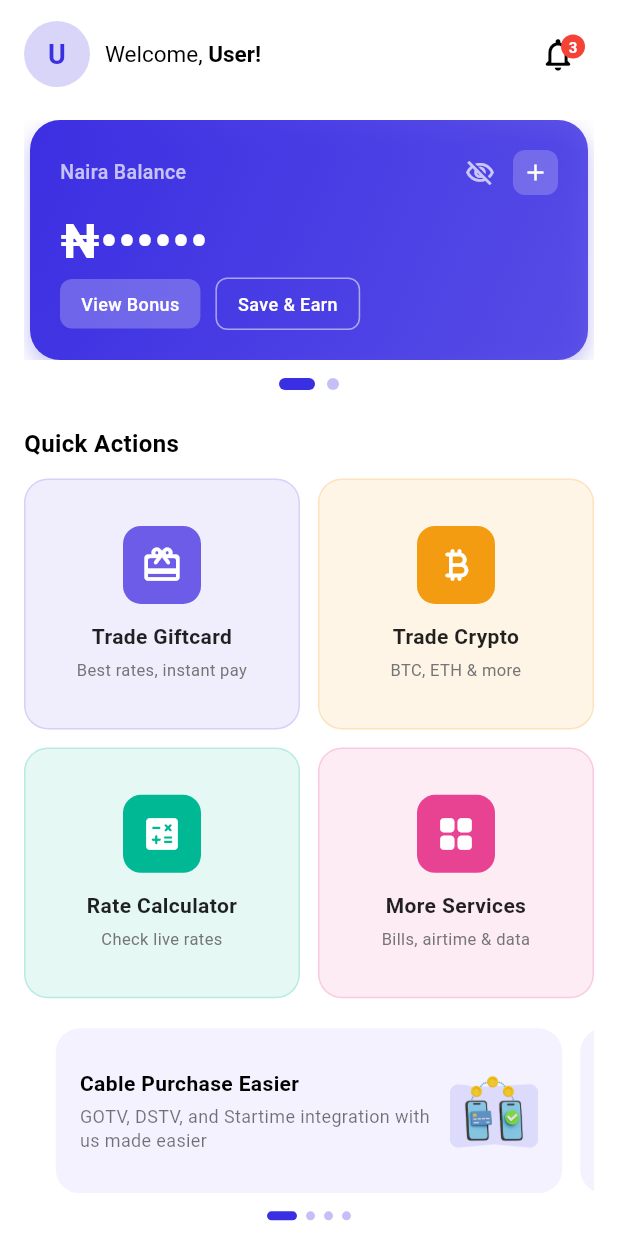
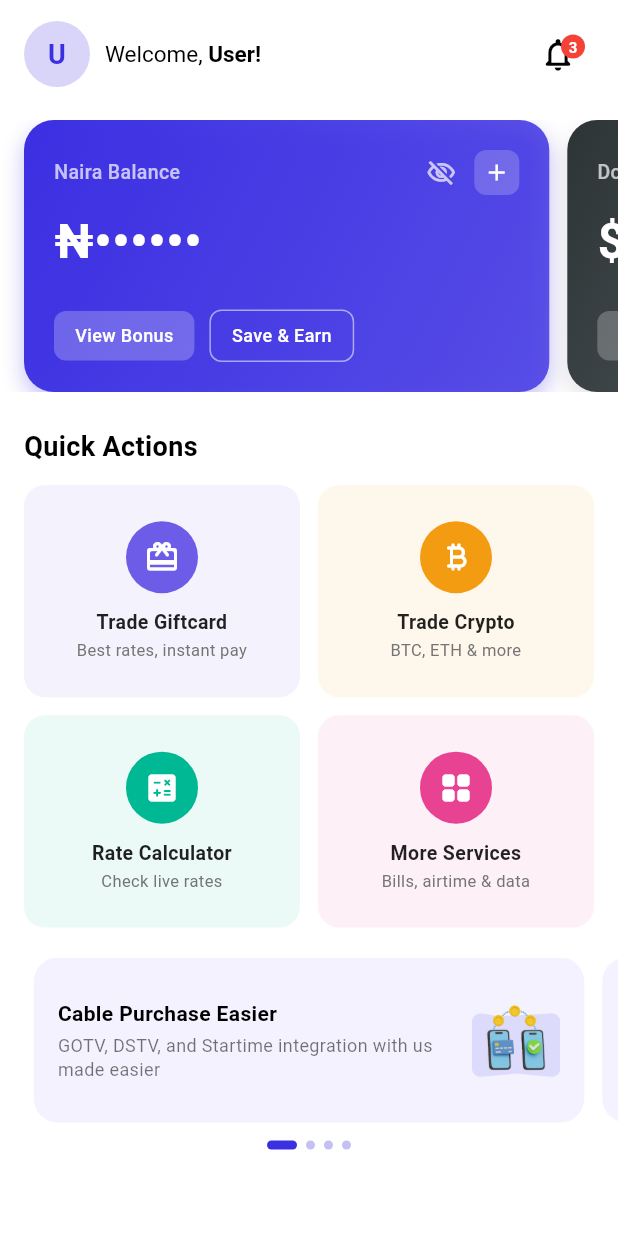
Before and after one commit to vickztrader-eziplug/eziplug-mobile, a Flutter app: the HomeScreen screen opened by its route, on a phone screen of 412 x 824 dp. Run offline on Flutter 3.47's test engine with Material 3 defaults, Android fonts, the phone set to English and light mode, and no system bars; our stand-ins replace dio, file_picker, flutter_contacts, flutter_secure_storage, fluttertoast, font_awesome_flutter and 4 more; accounts and stored records are empty; network calls fail; statements that could not run were skipped.

Commit message:
rebuild release app

```diff
--- a/lib/screens/home/home_screen.dart
+++ b/lib/screens/home/home_screen.dart
@@ -197,15 +197,14 @@ class _HomeScreenState extends State<HomeScreen> {
           backgroundColor: Colors.white,
           child: SingleChildScrollView(
             physics: const AlwaysScrollableScrollPhysics(),
-            padding: EdgeInsets.symmetric(
-              horizontal: 16,
-              vertical: 12,
-            ),
+            padding: const EdgeInsets.only(top: 12, bottom: 12),
             child: Column(
               crossAxisAlignment: CrossAxisAlignment.start,
               children: [
                 // Header Row
-                Row(
+                Padding(
+                  padding: const EdgeInsets.symmetric(horizontal: 16),
+                  child: Row(
                     mainAxisAlignment: MainAxisAlignment.spaceBetween,
                     children: [
                       Flexible(
@@ -300,10 +299,11 @@ class _HomeScreenState extends State<HomeScreen> {
                       ),
                     ],
                   ),
+                ),
 
                 const SizedBox(height: 20),
 
-                // Balance Cards - Full Width, Swipeable
+                // Balance Cards - Horizontal Scroll (Old Design Style)
                 _isLoadingUserData
                     ? const Center(
                         child: Padding(
@@ -313,17 +313,11 @@ class _HomeScreenState extends State<HomeScreen> {
                           ),
                         ),
                       )
-                    : Column(
-                        children: [
-                          SizedBox(
-                            height: 160,
-                            child: PageView(
-                              controller: _walletPageController,
-                              onPageChanged: (index) {
-                                setState(() {
-                                  _currentWalletPage = index;
-                                });
-                              },
+                    : SizedBox(
+                        height: MediaQuery.of(context).size.height * 0.22,
+                        child: ListView(
+                          scrollDirection: Axis.horizontal,
+                          padding: const EdgeInsets.symmetric(horizontal: 16),
                           children: [
                             _balanceCard(
                               context,
@@ -331,6 +325,7 @@ class _HomeScreenState extends State<HomeScreen> {
                               currencyLabel: 'Naira Balance',
                               balance: _formatBalance(_walletNaira),
                             ),
+                            const SizedBox(width: 12),
                             _balanceCard(
                               context,
                               currency: '\$',
@@ -340,49 +335,33 @@ class _HomeScreenState extends State<HomeScreen> {
                           ],
                         ),
                       ),
-                          const SizedBox(height: 12),
-                          // Wallet Indicator Dots
-                          Row(
-                            mainAxisAlignment: MainAxisAlignment.center,
-                            children: List.generate(
-                              2,
-                              (index) => Container(
-                                margin: const EdgeInsets.symmetric(horizontal: 4),
-                                width: _currentWalletPage == index ? 24 : 8,
-                                height: 8,
-                                decoration: BoxDecoration(
-                                  color: _currentWalletPage == index
-                                      ? AppColors.primary
-                                      : AppColors.primary.withOpacity(0.3),
-                                  borderRadius: BorderRadius.circular(4),
-                                ),
-                              ),
-                            ),
-                          ),
-                        ],
-                      ),
 
                 const SizedBox(height: 24),
 
-                const Text(
+                Padding(
+                  padding: const EdgeInsets.symmetric(horizontal: 16),
+                  child: const Text(
                     'Quick Actions',
                     style: TextStyle(
-                    fontSize: 16,
-                    fontWeight: FontWeight.w600,
+                      fontSize: 18,
+                      fontWeight: FontWeight.bold,
                       color: Colors.black,
+                    ),
                   ),
                 ),
 
                 const SizedBox(height: 12),
 
                 // Quick Actions Grid - 2 per row, larger cards
-                GridView.count(
+                Padding(
+                  padding: const EdgeInsets.symmetric(horizontal: 16),
+                  child: GridView.count(
                     shrinkWrap: true,
                     physics: const NeverScrollableScrollPhysics(),
                     crossAxisCount: 2,
                     crossAxisSpacing: 12,
                     mainAxisSpacing: 12,
-                  childAspectRatio: 1.1,
+                    childAspectRatio: 1.3,
                     children: [
                     _quickActionCard(
                       context,
@@ -417,6 +396,7 @@ class _HomeScreenState extends State<HomeScreen> {
                       destination: const MoreServicesScreen(),
                     ),
                     ],
+                  ),
                 ),
 
                 const SizedBox(height: 20),
@@ -485,7 +465,7 @@ class _HomeScreenState extends State<HomeScreen> {
         );
   }
 
-  /// New Quick Action Card - larger, more appealing
+  /// Quick Action Card - Old layout style with modern colors
   Widget _quickActionCard(
     BuildContext context, {
     required IconData icon,
@@ -502,47 +482,47 @@ class _HomeScreenState extends State<HomeScreen> {
         );
       },
       child: Container(
-        padding: const EdgeInsets.all(16),
+        padding: const EdgeInsets.symmetric(horizontal: 12, vertical: 14),
         decoration: BoxDecoration(
-          color: color.withOpacity(0.1),
-          borderRadius: BorderRadius.circular(16),
-          border: Border.all(
-            color: color.withOpacity(0.2),
-            width: 1,
-          ),
+          color: color.withOpacity(0.08),
+          borderRadius: BorderRadius.circular(14),
         ),
         child: Column(
           mainAxisAlignment: MainAxisAlignment.center,
+          mainAxisSize: MainAxisSize.min,
           children: [
             Container(
               padding: const EdgeInsets.all(12),
               decoration: BoxDecoration(
                 color: color,
-                borderRadius: BorderRadius.circular(12),
+                shape: BoxShape.circle,
               ),
               child: Icon(
                 icon,
                 color: Colors.white,
-                size: 28,
+                size: 24,
               ),
             ),
-            const SizedBox(height: 12),
+            const SizedBox(height: 10),
             Text(
               title,
               textAlign: TextAlign.center,
               style: const TextStyle(
-                fontWeight: FontWeight.w600,
-                fontSize: 14,
+                fontWeight: FontWeight.bold,
+                fontSize: 13,
                 color: Colors.black87,
               ),
             ),
-            const SizedBox(height: 4),
+            const SizedBox(height: 3),
             Text(
               subtitle,
               textAlign: TextAlign.center,
+              maxLines: 2,
+              overflow: TextOverflow.ellipsis,
               style: TextStyle(
                 fontSize: 11,
                 color: Colors.grey.shade600,
+                height: 1.2,
               ),
             ),
           ],
@@ -619,9 +599,10 @@ class _HomeScreenState extends State<HomeScreen> {
     required String currencyLabel,
     required String balance,
   }) {
+    final screenWidth = MediaQuery.of(context).size.width;
+
     return Container(
-      width: double.infinity,
-      margin: const EdgeInsets.symmetric(horizontal: 4),
+      width: screenWidth * 0.85,
       padding: const EdgeInsets.all(20),
       decoration: BoxDecoration(
         gradient: LinearGradient(
```
Also changed, not shown: pubspec.yaml (+12 -10 lines), 4 other files. Lines whose indentation alone changed are shown as unchanged.
